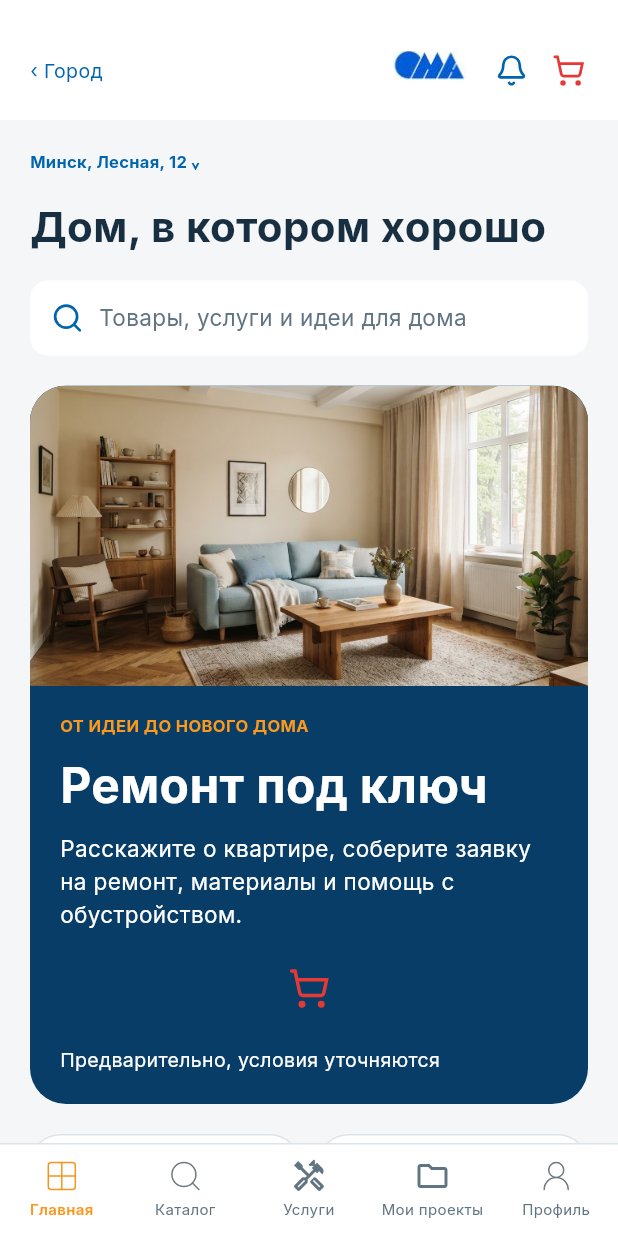
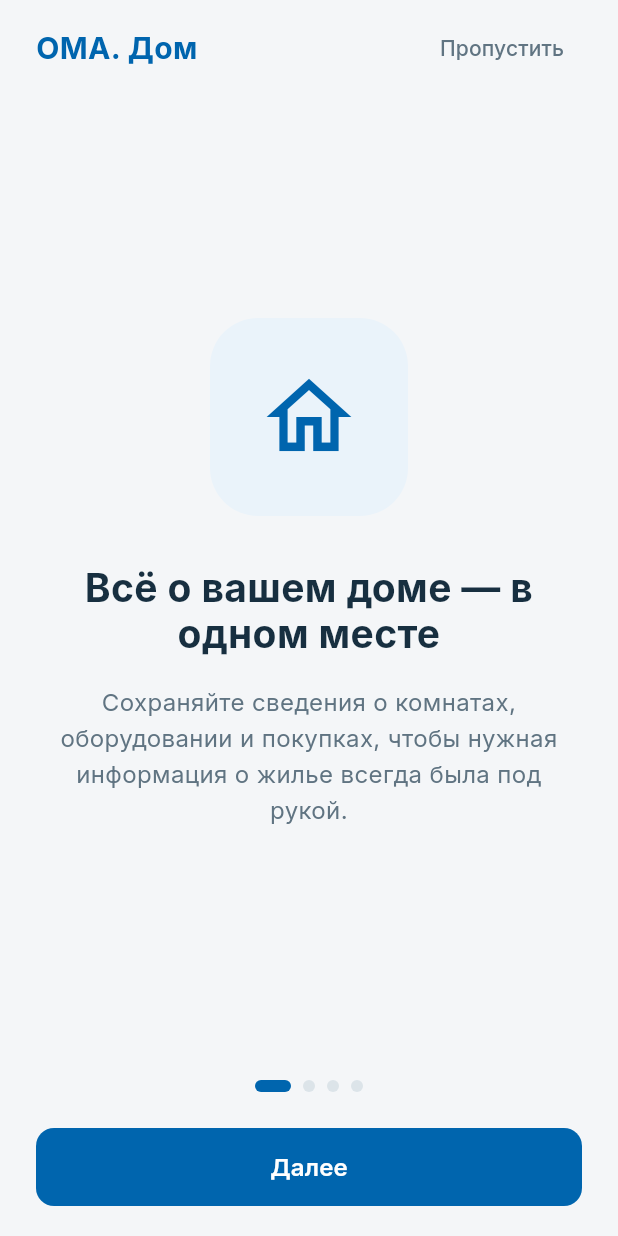
Before and after one commit to evander006/oma_front, a Flutter app: the screen it shows after launch, on a phone screen of 412 x 824 dp. Run offline on Flutter 3.47's test engine with Material 3 defaults, Android fonts, the phone set to English and light mode, and no system bars; our stand-ins replace dio, equatable, flutter_bloc, flutter_svg, go_router, google_fonts and 3 more; missing offline and left inert: dart:ui_web; project files that could hold a hidden picture were left out.

Commit message:
feat(flutter): add four-slide launch onboarding while preserving existing routes and state
* feat(flutter): four-slide launch introduction using existing OMA styles

* feat(flutter): route fresh launches through introduction without session resets

* feat(flutter): route fresh launches through introduction without session resets

* feat(flutter): route fresh launches through introduction without session resets

* test(flutter): enter home after new launch introduction in existing widget tests

* test(flutter): check guest, signed-in, swiping, skip/start and compact layout

* ci(test): temporary Flutter analyze and widget regression verification

* ci(test): keep pre-existing Flutter analyzer warnings nonfatal

* fix(flutter): prevent launch header overflow on 320px screens

* ci: remove temporary Flutter verification workflow after passing tests

```diff
--- a/lib/app/router/app_router.dart
+++ b/lib/app/router/app_router.dart
@@ -20,6 +20,7 @@ import 'package:oma/features/my_home/presentation/room_purchases_screen.dart';
 import 'package:oma/features/my_home/presentation/room_screen.dart';
 import 'package:oma/features/my_home/presentation/suggestions_screen.dart';
 import 'package:oma/features/onboarding/presentation/onboarding_screens.dart';
+import 'package:oma/features/onboarding/presentation/launch_intro_screen.dart';
 import 'package:oma/features/orders/presentation/orders_screen.dart';
 import 'package:oma/features/product_details/presentation/product_screen.dart';
 import 'package:oma/features/profile/presentation/profile_screen.dart';
@@ -33,8 +34,12 @@ import 'package:oma/widgets/oma_chrome.dart';
 
 GoRouter buildRouter() {
   return GoRouter(
-    initialLocation: AppRoutes.home,
+    initialLocation: AppRoutes.launchIntro,
     routes: [
+      GoRoute(
+        path: AppRoutes.launchIntro,
+        builder: (context, state) => const LaunchIntroScreen(),
+      ),
       GoRoute(
         path: AppRoutes.onboarding,
         builder: (context, state) => const OnboardingWelcomeScreen(),
--- a/lib/app/router/app_routes.dart
+++ b/lib/app/router/app_routes.dart
@@ -1,5 +1,6 @@
 abstract final class AppRoutes {
   static const home = '/';
+  static const launchIntro = '/intro';
   static const catalog = '/catalog';
   static const services = '/services';
   static const projects = '/projects';
--- /dev/null
+++ b/lib/features/onboarding/presentation/launch_intro_screen.dart
@@ -0,0 +1,215 @@
+import 'package:flutter/material.dart';
+import 'package:go_router/go_router.dart';
+import 'package:oma/app/router/app_routes.dart';
+import 'package:oma/theme/oma_theme.dart';
+
+/// A presentation-only introduction shown once per new app process.
+/// Do not persist a completion flag: returning from the background must
+/// preserve the current GoRouter location instead of restarting this flow.
+class LaunchIntroScreen extends StatefulWidget {
+  const LaunchIntroScreen({super.key});
+
+  @override
+  State<LaunchIntroScreen> createState() => _LaunchIntroScreenState();
+}
+
+class _IntroSlide {
+  const _IntroSlide(this.title, this.description, this.icon);
+
+  final String title;
+  final String description;
+  final IconData icon;
+}
+
+class _LaunchIntroScreenState extends State<LaunchIntroScreen> {
+  static const _slides = <_IntroSlide>[
+    _IntroSlide(
+      'Всё о вашем доме — в одном месте',
+      'Сохраняйте сведения о комнатах, оборудовании и покупках, '
+          'чтобы нужная информация о жилье всегда была под рукой.',
+      Icons.home_outlined,
+    ),
+    _IntroSlide(
+      'Представьте свой дом в 3D',
+      'Просматривайте 3D-модель вашего жилья и планируйте изменения '
+          'с учётом сведений о комнатах.',
+      Icons.view_in_ar_outlined,
+    ),
+    _IntroSlide(
+      'Нашли идею? Найдите товар',
+      'Добавьте фото комнаты, чтобы получить идеи оформления '
+          'и перейти к подбору подходящих товаров ОМА.',
+      Icons.photo_camera_outlined,
+    ),
+    _IntroSlide(
+      'Помощь специалиста — рядом',
+      'Выбирайте мастеров для ремонта, монтажа и других задач по дому.',
+      Icons.handyman_outlined,
+    ),
+  ];
+
+  final PageController _controller = PageController();
+  int _page = 0;
+  bool _completed = false;
+
+  @override
+  void dispose() {
+    _controller.dispose();
+    super.dispose();
+  }
+
+  void _finish() {
+    if (_completed) return;
+    _completed = true;
+    context.go(AppRoutes.home);
+  }
+
+  void _advance() {
+    if (_page == _slides.length - 1) {
+      _finish();
+    } else {
+      _controller.nextPage(
+        duration: const Duration(milliseconds: 320),
+        curve: Curves.easeInOutCubic,
+      );
+    }
+  }
+
+  @override
+  Widget build(BuildContext context) {
+    return Scaffold(
+      backgroundColor: OmaColors.background,
+      body: SafeArea(
+        child: Center(
+          child: ConstrainedBox(
+            constraints: const BoxConstraints(maxWidth: 480),
+            child: Padding(
+              padding: const EdgeInsets.fromLTRB(24, 8, 24, 20),
+              child: Column(
+                children: [
+                  Row(
+                    children: [
+                      Expanded(
+                        child: FittedBox(
+                          fit: BoxFit.scaleDown,
+                          alignment: Alignment.centerLeft,
+                          child: Text('ОМА. Дом',
+                              style: OmaType.bold(20, OmaColors.blue)),
+                        ),
+                      ),
+                      const SizedBox(width: 8),
+                      TextButton(
+                        onPressed: _finish,
+                        child: Text('Пропустить',
+                            style: OmaType.medium(14, OmaColors.muted)),
+                      ),
+                    ],
+                  ),
+                  Expanded(
+                    child: PageView.builder(
+                      controller: _controller,
+                      itemCount: _slides.length,
+                      onPageChanged: (value) => setState(() => _page = value),
+                      itemBuilder: (context, index) =>
+                          _IntroPage(slide: _slides[index]),
+                    ),
+                  ),
+                  const SizedBox(height: 12),
+                  Row(
+                    mainAxisAlignment: MainAxisAlignment.center,
+                    children: [
+                      for (var i = 0; i < _slides.length; i++)
+                        AnimatedContainer(
+                          duration: const Duration(milliseconds: 220),
+                          curve: Curves.easeInOut,
+                          margin: const EdgeInsets.symmetric(horizontal: 4),
+                          width: _page == i ? 24 : 8,
+                          height: 8,
+                          decoration: BoxDecoration(
+                            color: _page == i
+                                ? OmaColors.blue
+                                : OmaColors.line,
+                            borderRadius: BorderRadius.circular(8),
+                          ),
+                        ),
+                    ],
+                  ),
+                  const SizedBox(height: 24),
+                  SizedBox(
+                    width: double.infinity,
+                    height: 52,
+                    child: FilledButton(
+                      onPressed: _advance,
+                      style: FilledButton.styleFrom(
+                        backgroundColor: OmaColors.blue,
+                        foregroundColor: OmaColors.white,
+                        shape: RoundedRectangleBorder(
+                          borderRadius: BorderRadius.circular(12),
+                        ),
+                      ),
+                      child: AnimatedSwitcher(
+                        duration: const Duration(milliseconds: 180),
+                        child: Text(
+                          _page == _slides.length - 1 ? 'Начать' : 'Далее',
+                          key: ValueKey(_page == _slides.length - 1),
+                          style: OmaType.semibold(16, OmaColors.white),
+                        ),
+                      ),
+                    ),
+                  ),
+                ],
+              ),
+            ),
+          ),
+        ),
+      ),
+    );
+  }
+}
+
+class _IntroPage extends StatelessWidget {
+  const _IntroPage({required this.slide});
+
+  final _IntroSlide slide;
+
+  @override
+  Widget build(BuildContext context) {
+    return LayoutBuilder(
+      builder: (context, constraints) => SingleChildScrollView(
+        child: ConstrainedBox(
+          constraints: BoxConstraints(minHeight: constraints.maxHeight),
+          child: Padding(
+            padding: const EdgeInsets.symmetric(horizontal: 4, vertical: 16),
+            child: Column(
+              mainAxisAlignment: MainAxisAlignment.center,
+              children: [
+                Container(
+                  width: 132,
+                  height: 132,
+                  decoration: BoxDecoration(
+                    color: OmaColors.blueSoft,
+                    borderRadius: BorderRadius.circular(32),
+                  ),
+                  child: Icon(slide.icon, size: 68, color: OmaColors.blue),
+                ),
+                const SizedBox(height: 32),
+                Text(
+                  slide.title,
+                  textAlign: TextAlign.center,
+                  style: OmaType.bold(26, OmaColors.ink).copyWith(height: 1.2),
+                ),
+                const SizedBox(height: 18),
+                Text(
+                  slide.description,
+                  textAlign: TextAlign.center,
+                  style:
+                      OmaType.regular(16, OmaColors.muted).copyWith(height: 1.5),
+                ),
+              ],
+            ),
+          ),
+        ),
+      ),
+    );
+  }
+}
--- a/lib/main.dart
+++ b/lib/main.dart
@@ -1,4 +1,5 @@
 import 'package:flutter/material.dart';
+import 'package:go_router/go_router.dart';
 import 'package:oma/app/di/app_scope.dart';
 import 'package:oma/app/router/app_router.dart';
 import 'package:oma/theme/oma_theme.dart';
@@ -10,20 +11,41 @@ Future<void> main() async {
   runApp(OmaApp(prefs: prefs));
 }
 
-class OmaApp extends StatelessWidget {
+class OmaApp extends StatefulWidget {
   const OmaApp({required this.prefs, super.key});
 
   final SharedPreferences prefs;
 
   @override
+  State<OmaApp> createState() => _OmaAppState();
+}
+
+class _OmaAppState extends State<OmaApp> {
+  // Keep the router alive for the app's entire foreground/background session.
+  // Rebuilds must not restart the four-slide introduction.
+  late final GoRouter _router;
+
+  @override
+  void initState() {
+    super.initState();
+    _router = buildRouter();
+  }
+
+  @override
+  void dispose() {
+    _router.dispose();
+    super.dispose();
+  }
+
+  @override
   Widget build(BuildContext context) {
     return AppScope(
-      prefs: prefs,
+      prefs: widget.prefs,
       child: MaterialApp.router(
         debugShowCheckedModeBanner: false,
         theme: buildOmaTheme(),
         themeMode: ThemeMode.light,
-        routerConfig: buildRouter(),
+        routerConfig: _router,
       ),
     );
   }
```
Also changed, not shown: 2 other files.
